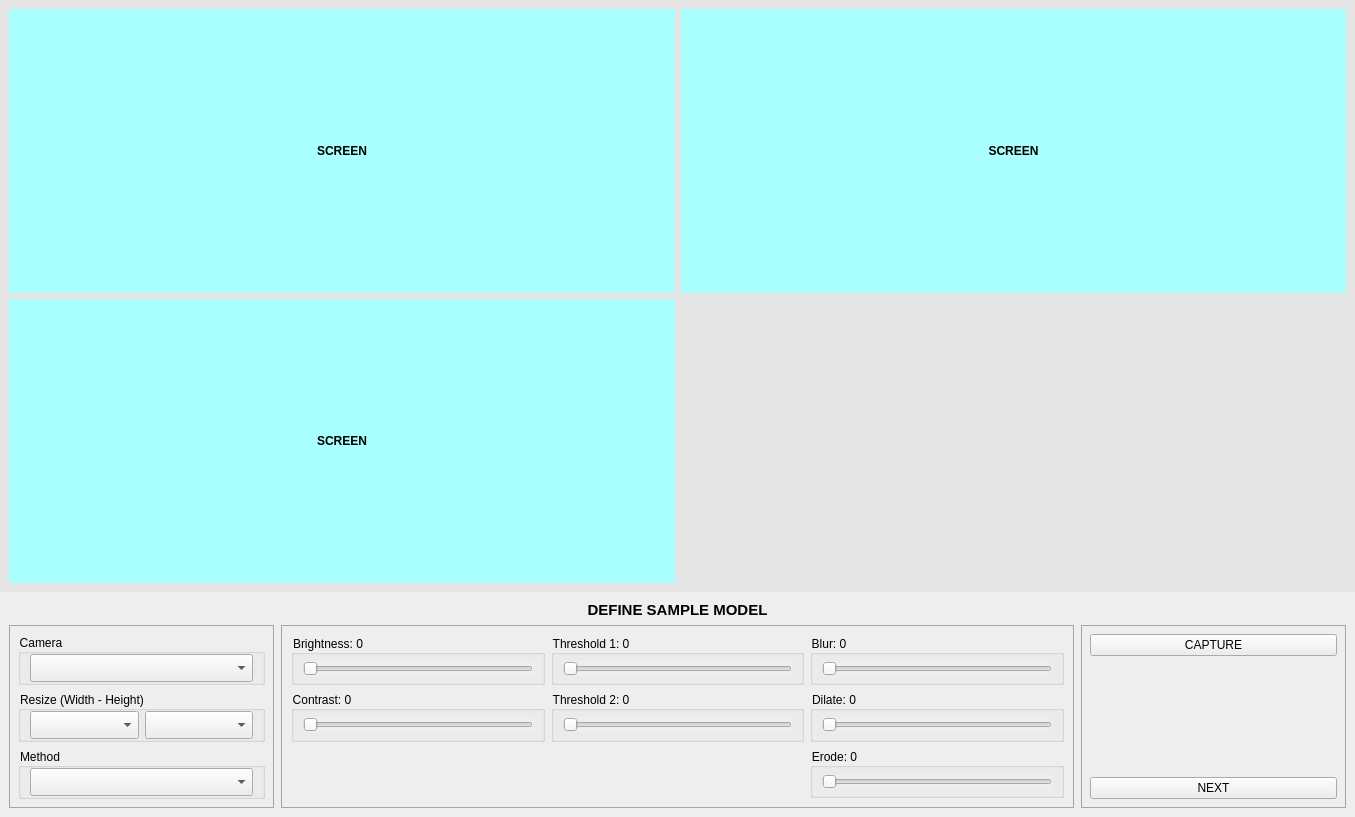
This is views/detection_config_screen_layout.ui in Shockmstr/FQCS_DesktopApp as Qt 5 draws it before an edit. The edited form follows.
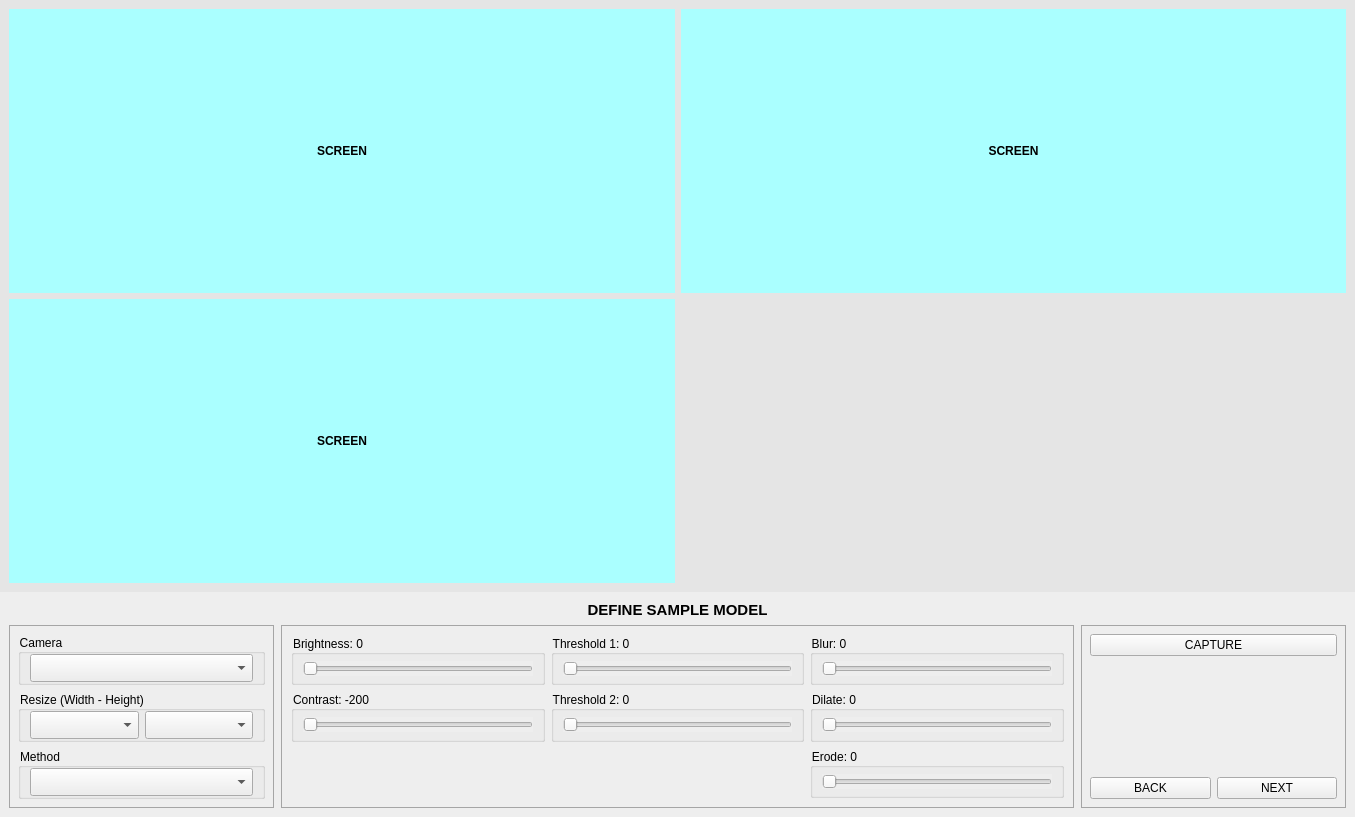
This is the edited form. The open tabs and pages were chosen to show the change.

Commit message: screen1 config added

```diff
--- a/views/detection_config_screen_layout.ui
+++ b/views/detection_config_screen_layout.ui
@@ -299,7 +299,7 @@
              <item row="5" column="4">
               <widget class="QGroupBox" name="grbboxSldContrast">
                <property name="title">
-                <string>Contrast: 0</string>
+                <string>Contrast: -200</string>
                </property>
                <layout class="QVBoxLayout" name="verticalLayout_12">
                 <property name="topMargin">
@@ -684,6 +684,13 @@
                <property name="bottomMargin">
                 <number>0</number>
                </property>
+               <item>
+                <widget class="QPushButton" name="btnBack">
+                 <property name="text">
+                  <string>BACK</string>
+                 </property>
+                </widget>
+               </item>
                <item>
                 <widget class="QPushButton" name="btnNext">
                  <property name="text">
```
Left out of the diff: 83 changed lines with no effect on the pictures. The commit also changes 5 other files.
